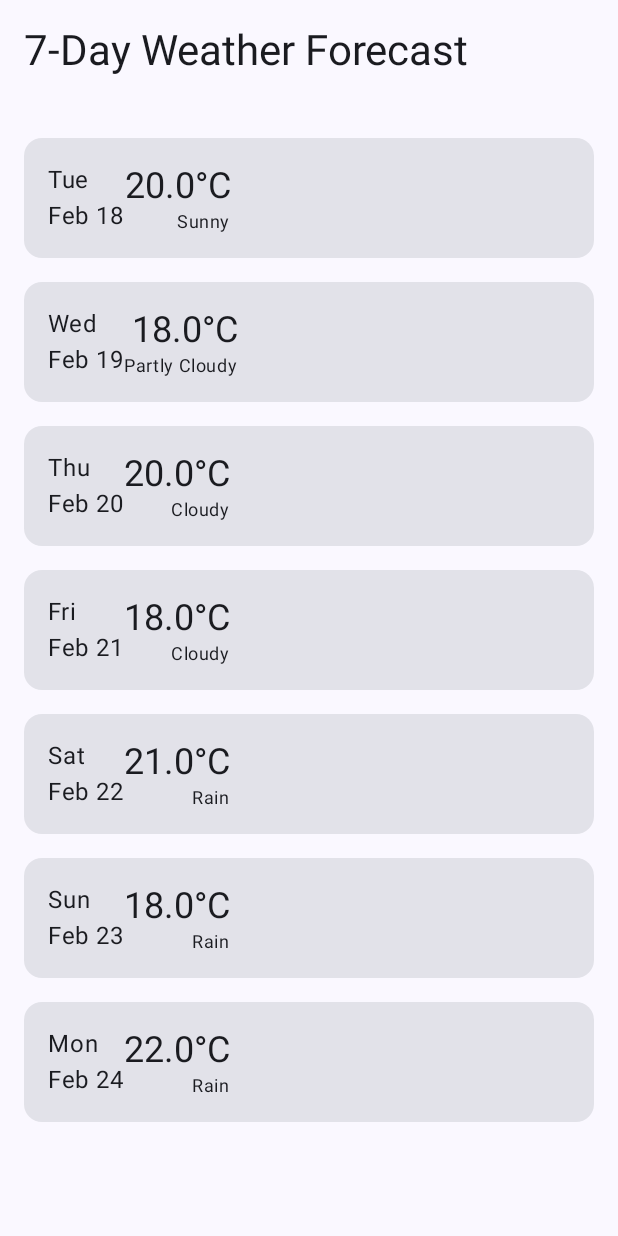
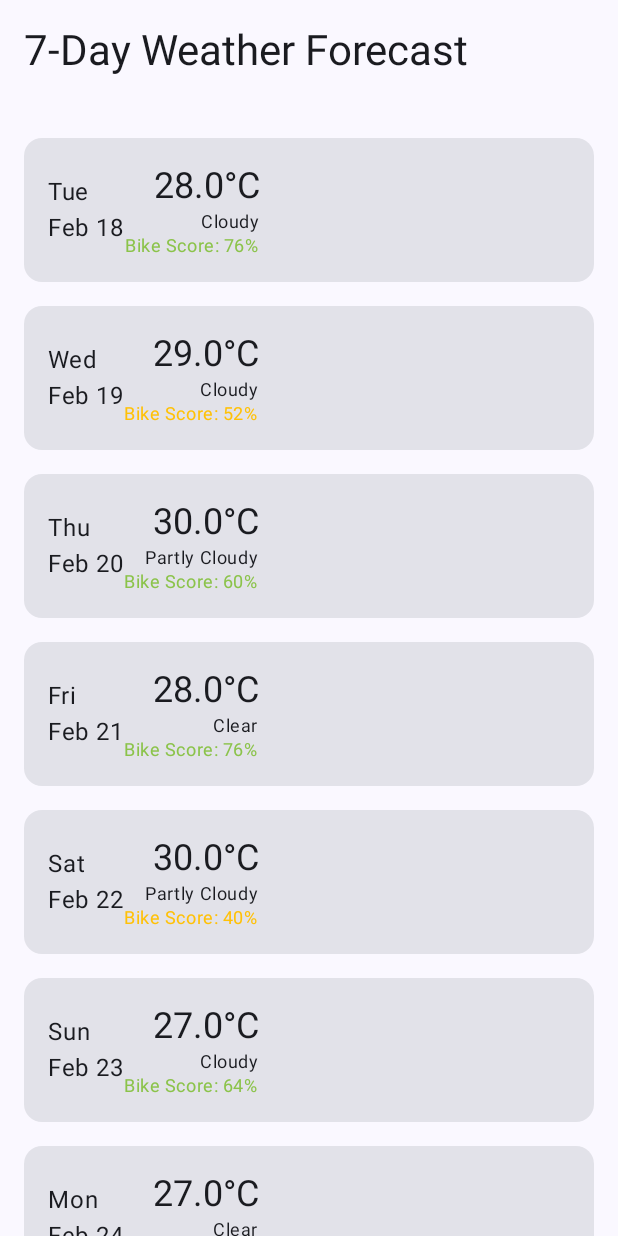
Before and after one commit to piggybox/best-bike-day, an Android app built with Jetpack Compose: the composable WeatherScreen shown on its own in the app's theme, on a phone screen of 412 x 824 dp. Run offline under Robolectric (Android 15) with nearby library versions, the phone set to English and light mode, and no system bars.

Commit message:
Add bike score

```diff
--- a/app/src/main/java/dev/piggybox/bestbikeday/MainActivity.kt
+++ b/app/src/main/java/dev/piggybox/bestbikeday/MainActivity.kt
@@ -16,11 +16,15 @@ import androidx.compose.ui.Alignment
 import androidx.compose.ui.Modifier
 import androidx.compose.ui.unit.dp
 import androidx.lifecycle.viewmodel.compose.viewModel
+import androidx.compose.ui.graphics.Color
 import dev.piggybox.bestbikeday.data.DayForecast
 import dev.piggybox.bestbikeday.ui.theme.BestBikeDayTheme
 import dev.piggybox.bestbikeday.viewmodel.WeatherViewModel
 import java.text.SimpleDateFormat
 import java.util.*
+import dev.piggybox.bestbikeday.utils.BikeScore
+// Add this import at the top with other imports
+import dev.piggybox.bestbikeday.utils.BikeCondition
 
 class MainActivity : ComponentActivity() {
     override fun onCreate(savedInstanceState: Bundle?) {
@@ -37,6 +41,7 @@ class MainActivity : ComponentActivity() {
 @Composable
 fun WeatherScreen(viewModel: WeatherViewModel = viewModel()) {
     val forecast by viewModel.weatherForecast.collectAsState()
+    val bikeScores by viewModel.bikeScores.collectAsState()
 
     LaunchedEffect(Unit) {
         viewModel.fetchWeatherForecast(
@@ -57,13 +62,16 @@ fun WeatherScreen(viewModel: WeatherViewModel = viewModel()) {
                 modifier = Modifier.padding(16.dp)
             )
 
-            forecast?.let { weatherForecast ->
+            if (forecast != null && bikeScores.size > 0) {
                 LazyColumn(
                     modifier = Modifier.fillMaxWidth(),
                     contentPadding = PaddingValues(vertical = 16.dp)
                 ) {
-                    items(weatherForecast.daily) { day ->
-                        DayForecastCard(day)
+                    items(forecast!!.daily.indices.toList()) { index ->
+                        DayForecastCard(
+                            forecast = forecast!!.daily[index],
+                            bikeScore = bikeScores[index]
+                        )
                     }
                 }
             }
@@ -72,11 +80,11 @@ fun WeatherScreen(viewModel: WeatherViewModel = viewModel()) {
 }
 
 @Composable
-fun DayForecastCard(forecast: DayForecast) {
+fun DayForecastCard(forecast: DayForecast, bikeScore: BikeScore) {
     Card(
         modifier = Modifier
             .padding(horizontal = 16.dp, vertical = 8.dp)
-            .fillMaxWidth()  // Make cards full width
+            .fillMaxWidth()
     ) {
         Row(
             modifier = Modifier.padding(16.dp),
@@ -98,6 +106,16 @@ fun DayForecastCard(forecast: DayForecast) {
                     text = forecast.weather.firstOrNull()?.main ?: "",
                     style = MaterialTheme.typography.bodySmall
                 )
+                Text(
+                    text = "Bike Score: ${bikeScore.score.toInt()}%",
+                    style = MaterialTheme.typography.bodySmall,
+                    color = when (bikeScore.condition) {
+                        BikeCondition.EXCELLENT -> Color.Green
+                        BikeCondition.GOOD -> Color(0xFF8BC34A)
+                        BikeCondition.FAIR -> Color(0xFFFFC107)
+                        BikeCondition.POOR -> Color(0xFFF44336)
+                    }
+                )
             }
         }
     }
--- a/app/src/main/java/dev/piggybox/bestbikeday/data/MockWeatherData.kt
+++ b/app/src/main/java/dev/piggybox/bestbikeday/data/MockWeatherData.kt
@@ -1,24 +1,35 @@
 package dev.piggybox.bestbikeday.data
 
 import java.util.Calendar
+import java.util.Random
 import java.util.concurrent.TimeUnit
 
 object MockWeatherData {
     fun getMockForecast(): WeatherForecast {
-        val today = Calendar.getInstance().timeInMillis / 1000 // Convert to seconds for Unix timestamp
+        val today = Calendar.getInstance().timeInMillis / 1000
 
         return WeatherForecast(
             daily = List(7) { dayIndex ->
+                val isRainy = Random().nextDouble() < 0.3 // 30% chance of rain
                 DayForecast(
                     dt = today + TimeUnit.DAYS.toSeconds(dayIndex.toLong()),
                     temp = Temperature(
-                        day = 20.0 + (-2..2).random(),
-                        min = 15.0 + (-2..2).random(),
+                        day = when(Random().nextInt(4)) {
+                            0 -> 10.0 + (-2..2).random() // Cool day
+                            1 -> 20.0 + (-2..2).random() // Perfect day
+                            2 -> 28.0 + (-2..2).random() // Hot day
+                            else -> 15.0 + (-2..2).random() // Mild day
+                        },
+                        min = 10.0 + (-2..2).random(),
                         max = 25.0 + (-2..2).random()
                     ),
                     weather = listOf(
                         Weather(
-                            main = listOf("Sunny", "Cloudy", "Partly Cloudy", "Rain").random(),
+                            main = if (isRainy) "Rain" else listOf(
+                                "Clear",
+                                "Cloudy",
+                                "Partly Cloudy"
+                            ).random(),
                             description = "Mock weather description",
                             icon = "01d"
                         )
--- /dev/null
+++ b/app/src/main/java/dev/piggybox/bestbikeday/utils/BikeScore.kt
@@ -0,0 +1,6 @@
+package dev.piggybox.bestbikeday.utils
+
+data class BikeScore(
+    val condition: BikeCondition,
+    val score: Double
+)
--- a/app/src/main/java/dev/piggybox/bestbikeday/utils/WeatherScoring.kt
+++ b/app/src/main/java/dev/piggybox/bestbikeday/utils/WeatherScoring.kt
@@ -19,7 +19,7 @@ object WeatherScoring {
         temperature: Double,
         rainChance: Double,
         windSpeed: Double
-    ): BikeCondition {
+    ): BikeScore {
         val tempScore = calculateTemperatureScore(temperature)
         val rainScore = calculateRainScore(rainChance)
         val windScore = calculateWindScore(windSpeed)
@@ -27,14 +27,15 @@ object WeatherScoring {
         // Weighted average (temperature is most important, followed by rain, then wind)
         val totalScore = (tempScore * 0.4 + rainScore * 0.4 + windScore * 0.2)
 
-        return when {
+        val condition = when {
             totalScore >= 80 -> BikeCondition.EXCELLENT
             totalScore >= 60 -> BikeCondition.GOOD
             totalScore >= 40 -> BikeCondition.FAIR
             else -> BikeCondition.POOR
         }
+
+        return BikeScore(condition, totalScore)
     }
-
     private fun calculateTemperatureScore(temp: Double): Double = when {
         temp in IDEAL_TEMP_MIN..IDEAL_TEMP_MAX -> 100.0
         temp < MIN_ACCEPTABLE_TEMP || temp > MAX_ACCEPTABLE_TEMP -> 0.0
--- a/app/src/main/java/dev/piggybox/bestbikeday/viewmodel/WeatherViewModel.kt
+++ b/app/src/main/java/dev/piggybox/bestbikeday/viewmodel/WeatherViewModel.kt
@@ -5,6 +5,7 @@ import androidx.lifecycle.viewModelScope
 import dev.piggybox.bestbikeday.data.MockWeatherData
 import dev.piggybox.bestbikeday.data.WeatherForecast
 import dev.piggybox.bestbikeday.utils.BikeCondition
+import dev.piggybox.bestbikeday.utils.BikeScore
 import dev.piggybox.bestbikeday.utils.WeatherScoring
 import kotlinx.coroutines.flow.MutableStateFlow
 import kotlinx.coroutines.flow.StateFlow
@@ -14,8 +15,8 @@ class WeatherViewModel : ViewModel() {
     private val _weatherForecast = MutableStateFlow<WeatherForecast?>(null)
     val weatherForecast: StateFlow<WeatherForecast?> = _weatherForecast
 
-    private val _bikeConditions = MutableStateFlow<List<BikeCondition>>(emptyList())
-    val bikeConditions: StateFlow<List<BikeCondition>> = _bikeConditions
+    private val _bikeScores = MutableStateFlow<List<BikeScore>>(emptyList())
+    val bikeScores: StateFlow<List<BikeScore>> = _bikeScores
 
     fun fetchWeatherForecast(lat: Double, lon: Double) {
         viewModelScope.launch {
@@ -23,12 +24,12 @@ class WeatherViewModel : ViewModel() {
                 val forecast = MockWeatherData.getMockForecast()
                 _weatherForecast.value = forecast
 
-                // Calculate bike conditions for each day
-                _bikeConditions.value = forecast.daily.map { day ->
+                // Calculate bike scores for each day
+                _bikeScores.value = forecast.daily.map { day ->
                     WeatherScoring.calculateBikeScore(
                         temperature = day.temp.day,
-                        rainChance = 0.0, // You'll need to add this to your WeatherData classes
-                        windSpeed = 0.0    // You'll need to add this to your WeatherData classes
+                        rainChance = if (day.weather.firstOrNull()?.main == "Rain") 80.0 else 10.0,
+                        windSpeed = (2..12).random().toDouble() // Random wind speed between 2-12 m/s
                     )
                 }
             } catch (e: Exception) {
```
